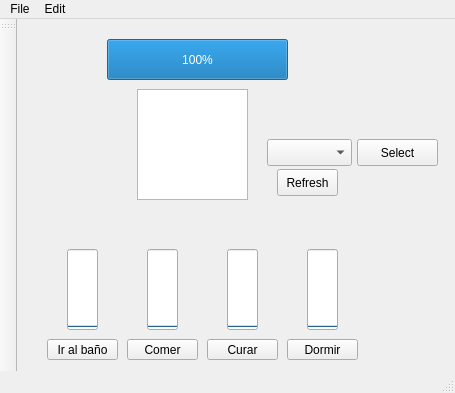
The window that Proyecto1/mainwindow.ui (ECruz25/Proyecto_1_Estructura_de_Datos) describes before a commit, drawn with Qt 5.
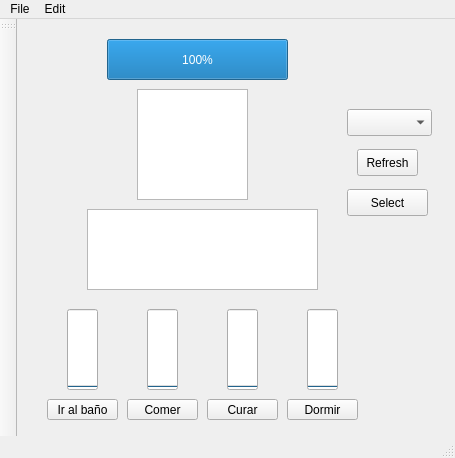
The same window after the commit. Icons and pictures are not drawn.

```diff
--- a/Proyecto1/mainwindow.ui
+++ b/Proyecto1/mainwindow.ui
@@ -7,7 +7,7 @@
     <x>0</x>
     <y>0</y>
     <width>455</width>
-    <height>393</height>
+    <height>458</height>
    </rect>
   </property>
   <property name="windowTitle">
@@ -18,7 +18,7 @@
     <property name="geometry">
      <rect>
       <x>30</x>
-      <y>320</y>
+      <y>380</y>
       <width>71</width>
       <height>21</height>
      </rect>
@@ -31,7 +31,7 @@
     <property name="geometry">
      <rect>
       <x>270</x>
-      <y>320</y>
+      <y>380</y>
       <width>71</width>
       <height>21</height>
      </rect>
@@ -44,7 +44,7 @@
     <property name="geometry">
      <rect>
       <x>110</x>
-      <y>320</y>
+      <y>380</y>
       <width>71</width>
       <height>21</height>
      </rect>
@@ -57,7 +57,7 @@
     <property name="geometry">
      <rect>
       <x>190</x>
-      <y>320</y>
+      <y>380</y>
       <width>71</width>
       <height>21</height>
      </rect>
@@ -121,7 +121,7 @@
     <property name="geometry">
      <rect>
       <x>50</x>
-      <y>230</y>
+      <y>290</y>
       <width>31</width>
       <height>81</height>
      </rect>
@@ -140,7 +140,7 @@
     <property name="geometry">
      <rect>
       <x>130</x>
-      <y>230</y>
+      <y>290</y>
       <width>31</width>
       <height>81</height>
      </rect>
@@ -159,7 +159,7 @@
     <property name="geometry">
      <rect>
       <x>210</x>
-      <y>230</y>
+      <y>290</y>
       <width>31</width>
       <height>81</height>
      </rect>
@@ -178,7 +178,7 @@
     <property name="geometry">
      <rect>
       <x>290</x>
-      <y>230</y>
+      <y>290</y>
       <width>31</width>
       <height>81</height>
      </rect>
@@ -196,8 +196,8 @@
    <widget class="QComboBox" name="comboBox">
     <property name="geometry">
      <rect>
-      <x>250</x>
-      <y>120</y>
+      <x>330</x>
+      <y>90</y>
       <width>85</width>
       <height>27</height>
      </rect>
@@ -206,8 +206,8 @@
    <widget class="QPushButton" name="refresh_btn">
     <property name="geometry">
      <rect>
-      <x>260</x>
-      <y>150</y>
+      <x>340</x>
+      <y>130</y>
       <width>61</width>
       <height>27</height>
      </rect>
@@ -219,8 +219,8 @@
    <widget class="QPushButton" name="select_btn">
     <property name="geometry">
      <rect>
-      <x>340</x>
-      <y>120</y>
+      <x>330</x>
+      <y>170</y>
       <width>81</width>
       <height>27</height>
      </rect>
@@ -229,6 +229,16 @@
      <string>Select</string>
     </property>
    </widget>
+   <widget class="QGraphicsView" name="graphicsView_2">
+    <property name="geometry">
+     <rect>
+      <x>70</x>
+      <y>190</y>
+      <width>231</width>
+      <height>81</height>
+     </rect>
+    </property>
+   </widget>
    <zorder>ir_al_bano_btn</zorder>
    <zorder>dormir_btn</zorder>
    <zorder>comer_btn</zorder>
```
Left out of the diff: 9 changed lines with no effect on the pictures.
